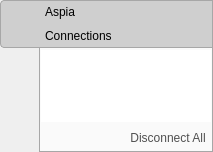
Above: source/host/ui/notifier_window.ui from dchapyshev/aspia before the change. Below: the same form after it.
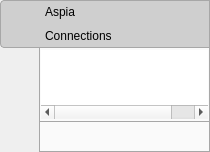
That is the form after the change. Icons and pictures are not drawn.

Commit message: Implement mouse/keyboard locking; implement session pausing.

```diff
--- a/source/host/ui/notifier_window.ui
+++ b/source/host/ui/notifier_window.ui
@@ -6,7 +6,7 @@
    <rect>
     <x>0</x>
     <y>0</y>
-    <width>213</width>
+    <width>203</width>
     <height>152</height>
    </rect>
   </property>
@@ -243,19 +243,13 @@
         </property>
         <property name="styleSheet">
          <string notr="true">QTreeWidget {
+show-decoration-selected: 0;
 border: none;
 margin: 2px;
 }
 QTreeWidget::item {
-border: 1px solid white;
+border: 0;
 color: #505050;
-}
-QTreeWidget::item:hover {
-border: 1px solid #AAAAAA;
-background: #EBEBEB;
-}
-QTreeWidget::item:selected {
-background: #EBEBEB;
 }</string>
         </property>
         <property name="frameShape">
@@ -270,49 +264,43 @@
         <attribute name="headerVisible">
          <bool>false</bool>
         </attribute>
+        <attribute name="headerCascadingSectionResizes">
+         <bool>false</bool>
+        </attribute>
+        <attribute name="headerMinimumSectionSize">
+         <number>20</number>
+        </attribute>
+        <attribute name="headerStretchLastSection">
+         <bool>false</bool>
+        </attribute>
         <column>
          <property name="text">
           <string notr="true">0</string>
          </property>
         </column>
+        <column>
+         <property name="text">
+          <string notr="true">1</string>
+         </property>
+         <property name="textAlignment">
+          <set>AlignTrailing|AlignVCenter</set>
+         </property>
+        </column>
        </widget>
       </item>
       <item>
-       <layout class="QHBoxLayout" name="bottom_layout">
-        <property name="spacing">
-         <number>3</number>
-        </property>
-        <property name="topMargin">
-         <number>3</number>
-        </property>
-        <property name="rightMargin">
-         <number>3</number>
-        </property>
-        <property name="bottomMargin">
-         <number>3</number>
-        </property>
-        <item>
-         <spacer name="horizontal_spacer">
-          <property name="orientation">
-           <enum>Qt::Horizontal</enum>
-          </property>
-          <property name="sizeHint" stdset="0">
-           <size>
-            <width>40</width>
-            <height>20</height>
-           </size>
-          </property>
-         </spacer>
-        </item>
-        <item>
-         <widget class="QPushButton" name="button_disconnect_all">
-          <property name="styleSheet">
-           <string notr="true">QPushButton {
+       <widget class="QWidget" name="toolbar" native="true">
+        <property name="styleSheet">
+         <string notr="true">#toolbar {
+background:#FAFAFA;
+border: 1px solid #A7A7A7;
+}
+QToolButton {
 border: 1px solid #FAFAFA;
 border-radius: 2px;
 background:#FAFAFA;
 color: #505050;
-padding: 3px;
+padding: 2px;
 }
 QPushButton:hover {
 border: 1px solid #AAAAAA;
@@ -321,21 +309,123 @@
 QPushButton:pressed {
 border: 1px solid #AAAAAA;
 background: #D7D7D7;
-}
-QPushButton:disabled {
-color: gray;
 }</string>
-          </property>
-          <property name="text">
-           <string>Disconnect All</string>
-          </property>
-          <property name="icon">
-           <iconset resource="resources.qrc">
-            <normaloff>:/img/cross-script.png</normaloff>:/img/cross-script.png</iconset>
-          </property>
-         </widget>
-        </item>
-       </layout>
+        </property>
+        <layout class="QHBoxLayout" name="horizontalLayout">
+         <property name="spacing">
+          <number>3</number>
+         </property>
+         <property name="leftMargin">
+          <number>3</number>
+         </property>
+         <property name="topMargin">
+          <number>3</number>
+         </property>
+         <property name="rightMargin">
+          <number>3</number>
+         </property>
+         <property name="bottomMargin">
+          <number>3</number>
+         </property>
+         <item>
+          <spacer name="horizontalSpacer">
+           <property name="orientation">
+            <enum>Qt::Horizontal</enum>
+           </property>
+           <property name="sizeHint" stdset="0">
+            <size>
+             <width>194</width>
+             <height>20</height>
+            </size>
+           </property>
+          </spacer>
+         </item>
+         <item>
+          <widget class="QToolButton" name="button_voice_chat">
+           <property name="toolTip">
+            <string>Voice chat</string>
+           </property>
+           <property name="text">
+            <string notr="true"/>
+           </property>
+           <property name="icon">
+            <iconset resource="resources.qrc">
+             <normaloff>:/img/headphone.png</normaloff>:/img/headphone.png</iconset>
+           </property>
+          </widget>
+         </item>
+         <item>
+          <widget class="QToolButton" name="button_text_chat">
+           <property name="toolTip">
+            <string>Chat</string>
+           </property>
+           <property name="text">
+            <string notr="true"/>
+           </property>
+           <property name="icon">
+            <iconset resource="resources.qrc">
+             <normaloff>:/img/text-chat.png</normaloff>:/img/text-chat.png</iconset>
+           </property>
+          </widget>
+         </item>
+         <item>
+          <widget class="QToolButton" name="button_lock_mouse">
+           <property name="toolTip">
+            <string>Lock mouse</string>
+           </property>
+           <property name="text">
+            <string notr="true"/>
+           </property>
+           <property name="icon">
+            <iconset resource="resources.qrc">
+             <normaloff>:/img/mouse-unlock.png</normaloff>:/img/mouse-unlock.png</iconset>
+           </property>
+          </widget>
+         </item>
+         <item>
+          <widget class="QToolButton" name="button_lock_keyboard">
+           <property name="toolTip">
+            <string>Lock keyboard</string>
+           </property>
+           <property name="text">
+            <string notr="true"/>
+           </property>
+           <property name="icon">
+            <iconset resource="../../client/resources/client.qrc">
+             <normaloff>:/img/keyboard.png</normaloff>:/img/keyboard.png</iconset>
+           </property>
+          </widget>
+         </item>
+         <item>
+          <widget class="QToolButton" name="button_pause">
+           <property name="toolTip">
+            <string>Pause</string>
+           </property>
+           <property name="text">
+            <string notr="true"/>
+           </property>
+           <property name="icon">
+            <iconset resource="resources.qrc">
+             <normaloff>:/img/control-pause.png</normaloff>:/img/control-pause.png</iconset>
+           </property>
+          </widget>
+         </item>
+         <item>
+          <widget class="QToolButton" name="button_stop">
+           <property name="toolTip">
+            <string>Disconnect all</string>
+           </property>
+           <property name="text">
+            <string notr="true"/>
+           </property>
+           <property name="icon">
+            <iconset resource="resources.qrc">
+             <normaloff>:/img/control-stop.png</normaloff>:/img/control-stop.png</iconset>
+           </property>
+          </widget>
+         </item>
+        </layout>
+       </widget>
       </item>
      </layout>
     </widget>
```
Left out of the diff: 8 changed lines with no effect on the pictures. The commit also changes 51 other files.
